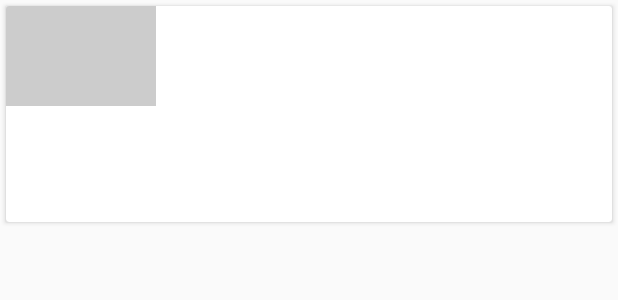
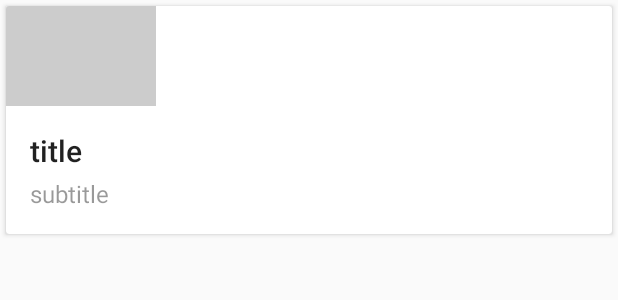
Before and after one commit to robsterthelobster/XYZReader, an Android app: the layout list_item_article.xml on its own in the app's theme, with its tools: preview values and no code run, on a phone screen of 412 x 824 dp. Shown: the top 300 px of the screen. Run offline under Robolectric (Android 15) with nearby library versions, the phone set to English and light mode, and no system bars.

Commit message:
Changed to appcombat; various updates
Fixed refresh
Mainly updates to main activity via removal of bad styles

```diff
--- a/XYZReader/app/src/main/java/com/example/xyzreader/ui/ArticleDetailActivity.java
+++ b/XYZReader/app/src/main/java/com/example/xyzreader/ui/ArticleDetailActivity.java
@@ -11,6 +11,7 @@ import android.os.Bundle;
 import android.support.v13.app.FragmentStatePagerAdapter;
 import android.support.v4.view.ViewPager;
 import android.support.v7.app.ActionBarActivity;
+import android.support.v7.app.AppCompatActivity;
 import android.util.TypedValue;
 import android.view.View;
 import android.view.ViewGroup;
@@ -23,7 +24,7 @@ import com.example.xyzreader.data.ItemsContract;
 /**
  * An activity representing a single Article detail screen, letting you swipe between articles.
  */
-public class ArticleDetailActivity extends ActionBarActivity
+public class ArticleDetailActivity extends AppCompatActivity
         implements LoaderManager.LoaderCallbacks<Cursor> {
 
     private Cursor mCursor;
--- a/XYZReader/app/src/main/res/drawable/add_fab_background.xml
+++ b/XYZReader/app/src/main/res/drawable/add_fab_background.xml
@@ -17,7 +17,7 @@
 <layer-list xmlns:android="http://schemas.android.com/apk/res/android">
     <item>
         <shape android:shape="oval">
-            <solid android:color="@color/theme_accent" />
+            <solid android:color="@color/green_a400" />
         </shape>
     </item>
     <item android:drawable="@drawable/white_selectable_item_background_circle" />
--- a/XYZReader/app/src/main/res/layout/fragment_article_detail.xml
+++ b/XYZReader/app/src/main/res/layout/fragment_article_detail.xml
@@ -83,8 +83,6 @@
                     android:layout_marginLeft="@dimen/detail_inner_horiz_margin"
                     android:layout_marginRight="@dimen/detail_inner_horiz_margin"
                     android:paddingBottom="@dimen/detail_body_bottom_margin"
-                    android:textColor="@color/ltgray"
-                    android:textColorLink="@color/theme_accent"
                     android:textSize="@dimen/detail_body_text_size"
                     android:lineSpacingMultiplier="@fraction/detail_body_line_spacing_multiplier" />
 
--- a/XYZReader/app/src/main/res/layout/list_item_article.xml
+++ b/XYZReader/app/src/main/res/layout/list_item_article.xml
@@ -2,6 +2,7 @@
     xmlns:app="http://schemas.android.com/apk/res-auto"
     android:layout_width="match_parent"
     android:layout_height="wrap_content"
+    xmlns:tools="http://schemas.android.com/tools"
     android:layout_marginLeft="4dp"
     android:layout_marginRight="4dp"
     android:layout_marginTop="4dp"
@@ -24,20 +25,19 @@
 
         <TextView
             android:id="@+id/article_title"
-            style="@style/TextAppearance.AppCompat.Subhead"
             android:layout_width="match_parent"
             android:layout_height="wrap_content"
             android:paddingLeft="16dp"
             android:paddingTop="16dp"
             android:paddingRight="16dp"
             android:paddingBottom="4dp"
-            android:textColor="@color/ltgray"
             android:ellipsize="end"
-            android:maxLines="4" />
+            android:maxLines="4"
+            android:textAppearance="@style/TextAppearance.AppCompat.Title"
+            tools:text="title"/>
 
         <TextView
             android:id="@+id/article_subtitle"
-            style="@style/TextAppearance.AppCompat.Body1"
             android:layout_width="match_parent"
             android:layout_height="wrap_content"
             android:paddingLeft="16dp"
@@ -46,7 +46,9 @@
             android:textColor="#6000"
             android:maxLines="1"
             android:singleLine="true"
-            android:ellipsize="end" />
+            android:ellipsize="end"
+            android:textAppearance="@style/TextAppearance.AppCompat.Subhead"
+            tools:text="subtitle"/>
     </LinearLayout>
 
 </android.support.v7.widget.CardView>
--- a/XYZReader/app/src/main/res/menu/main.xml
+++ b/XYZReader/app/src/main/res/menu/main.xml
@@ -1,5 +1,7 @@
-<menu xmlns:android="http://schemas.android.com/apk/res/android">
+<menu xmlns:android="http://schemas.android.com/apk/res/android"
+    xmlns:app="http://schemas.android.com/apk/res-auto">
     <item
         android:id="@+id/refresh"
-        android:title="@string/action_refresh" />
+        android:title="@string/action_refresh"
+        app:showAsAction="never"/>
 </menu>
--- a/XYZReader/app/src/main/res/values/colors.xml
+++ b/XYZReader/app/src/main/res/values/colors.xml
@@ -18,8 +18,8 @@
 <resources>
     <color name="photo_placeholder">#ccc</color>
 
-    <color name="theme_primary">#04561A</color>
-    <color name="theme_primary_dark">#04561A</color>
-    <color name="theme_accent">#04561A</color>
-    <color name="ltgray">#ffe0e0e0</color>
+    <color name="orange_500">#FF5722</color>
+    <color name="orange_700">#E64A19</color>
+    <color name="green_a400">#00E676</color>
+    <color name="lt_gray">#ffe0e0e0</color>
 </resources>
--- a/XYZReader/app/src/main/res/values/styles.xml
+++ b/XYZReader/app/src/main/res/values/styles.xml
@@ -18,7 +18,9 @@
 <resources>
 
     <style name="Theme.Bacon" parent="@style/Theme.AppCompat.Light.NoActionBar">
-
+        <item name="colorPrimary">@color/orange_500</item>
+        <item name="colorPrimaryDark">@color/orange_700</item>
+        <item name="colorAccent">@color/green_a400</item>
     </style>
 
     <style name="Theme.Bacon.Detail">
```
Also changed, not shown: XYZReader/app/build.gradle (+9 -8 lines), XYZReader/app/src/main/java/com/example/xyzreader/ui/ArticleListActivity.java (+8 -7 lines), XYZReader/app/src/main/res/layout/activity_article_list.xml (+44 -29 lines), 2 other files.
